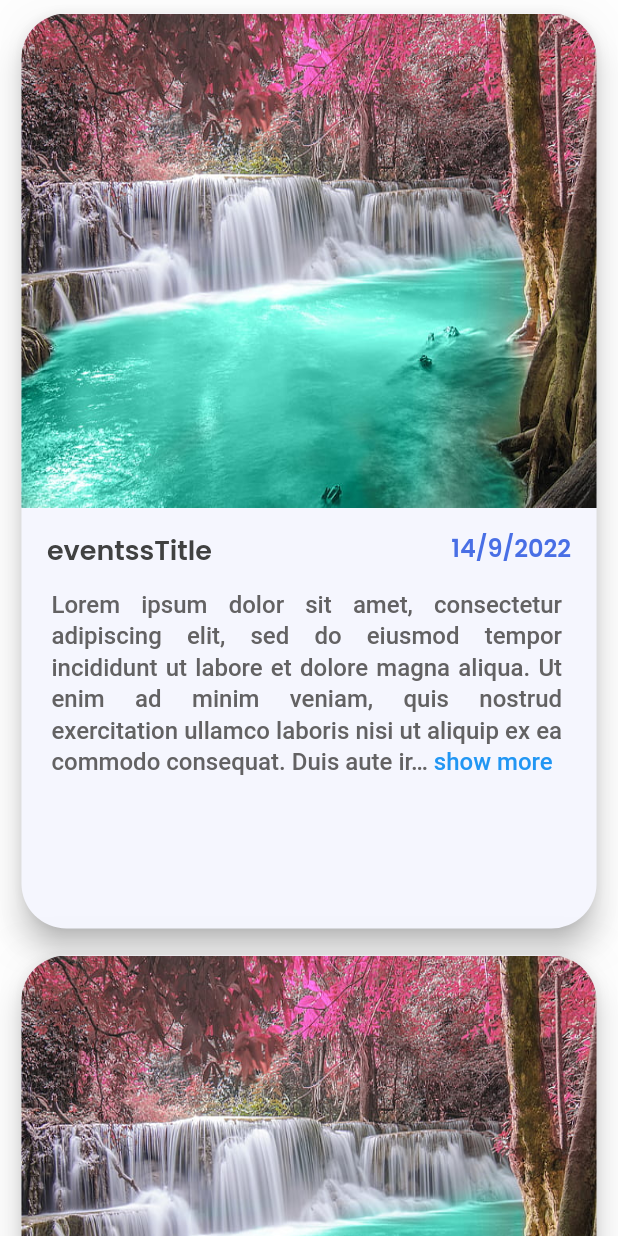
After one commit to shobhanoffl/infozyn2.0, a Flutter app: the Events screen opened directly, on a phone screen of 412 x 824 dp. The commit adds this screen. Run offline on Flutter 3.47's test engine with Material 2 defaults, Android fonts, the phone set to English and light mode, and no system bars; drawn by our look-alikes of expandable_text; our stand-ins replace carousel_slider, flutter_svg, flutter_swiper_plus.

```diff
--- a/lib/screens/Articles.dart
+++ b/lib/screens/Articles.dart
@@ -182,7 +182,7 @@ class _ArticlesState extends State<Articles> {
                       ],
                     ),
                   ),
-                  const Expanded(
+                  Expanded(
                       child: TabBarView(
                           physics: NeverScrollableScrollPhysics(),
                           children: [
--- /dev/null
+++ b/lib/screens/Events.dart
@@ -0,0 +1,73 @@
+import 'package:emag/theme/theme_constants.dart';
+import 'package:emag/widgets/EventWidget.dart';
+import 'package:flutter/material.dart';
+import 'package:expandable_text/expandable_text.dart';
+
+class Events extends StatefulWidget {
+  const Events({Key? key}) : super(key: key);
+
+  @override
+  State<Events> createState() => _EventsState();
+}
+
+class _EventsState extends State<Events> {
+  @override
+  Widget build(BuildContext context) {
+    return const Scaffold(backgroundColor: Colors.white, body: cont());
+  }
+}
+
+class cont extends StatefulWidget {
+  const cont({Key? key}) : super(key: key);
+
+  @override
+  State<cont> createState() => _contState();
+}
+
+class _contState extends State<cont> {
+  String eventTitle =
+      'Guest Lecture of Future of WorkGuest Lecture of Future of Work Guest Lecture of Future of WorkGuest Lecture of Future of WorkGuest Lecture of Future of Work';
+  bool isreadmore = false;
+  @override
+  Widget build(BuildContext context) {
+    return RawScrollbar(
+      controller: ScrollController(initialScrollOffset: 10.0),
+      thumbColor: Colors.blue,
+      // isAlwaysShown: true, //always show scrollbar
+      thickness: 7, //width of scrollbar
+      radius: const Radius.circular(50), //corner radius of scrollbar
+      scrollbarOrientation: ScrollbarOrientation.right,
+      crossAxisMargin: 2,
+
+      child: SingleChildScrollView(
+        controller: ScrollController(initialScrollOffset: 10.0),
+        child: Center(
+          child: Padding(
+            padding: const EdgeInsets.only(top: 15.0),
+            child: SingleChildScrollView(
+              controller: ScrollController(initialScrollOffset: 10.0),
+              child: Column(
+                mainAxisAlignment: MainAxisAlignment.start,
+                children: <Widget>[
+                  EventWidget(
+                    eventTitle: 'eventssTitle',
+                    eventContent:
+                        "Lorem ipsum dolor sit amet, consectetur adipiscing elit, sed do eiusmod tempor incididunt ut labore et dolore magna aliqua. Ut enim ad minim veniam, quis nostrud exercitation ullamco laboris nisi ut aliquip ex ea commodo consequat. Duis aute irure dolor in reprehenderit in voluptate velit esse cillum dolore eu fugiat nulla pariatur. Excepteur sint occaecat cupidatat non proident, sunt in culpa qui officia deserunt mollit anim id est laborum.",
+                  ),
+                  const SizedBox(
+                    height: 10,
+                  ),
+                  EventWidget(
+                    eventTitle: 'eventssTitle',
+                    eventContent:
+                        "Lorem ipsum dolor sit amet, consectetur adipiscing elit, sed do eiusmod tempor incididunt ut labore et dolore magna aliqua. Ut enim ad minim veniam, quis nostrud exercitation ullamco laboris nisi ut aliquip ex ea commodo consequat. Duis aute irure dolor in reprehenderit in voluptate velit esse cillum dolore eu fugiat nulla pariatur. Excepteur sint occaecat cupidatat non proident, sunt in culpa qui officia deserunt mollit anim id est laborum.",
+                  ),
+                ],
+              ),
+            ),
+          ),
+        ),
+      ),
+    );
+  }
+}
--- a/lib/screens/Redirector.dart
+++ b/lib/screens/Redirector.dart
@@ -1,4 +1,5 @@
 import 'package:emag/screens/Articles.dart';
+import 'package:emag/screens/Events.dart';
 import 'package:emag/screens/Leaderboard.dart';
 import 'package:flutter/material.dart';
 
--- /dev/null
+++ b/lib/widgets/EventWidget.dart
@@ -0,0 +1,125 @@
+import 'package:expandable_text/expandable_text.dart';
+import 'package:flutter/material.dart';
+
+import '../theme/theme_constants.dart';
+
+class EventWidget extends StatelessWidget {
+  String eventTitle =
+      'Guest Lecture of Future of WorkGuest Lecture of Future of Work Guest Lecture of Future of WorkGuest Lecture of Future of WorkGuest Lecture of Future of Work';
+  String eventContent =
+      "Lorem ipsum dolor sit amet, consectetur adipiscing elit, sed do eiusmod tempor incididunt ut labore et dolore magna aliqua. Ut enim ad minim veniam, quis nostrud exercitation ullamco laboris nisi ut aliquip ex ea commodo consequat. Duis aute irure dolor in reprehenderit in voluptate velit esse cillum dolore eu fugiat nulla pariatur. Excepteur sint occaecat cupidatat non proident, sunt in culpa qui officia deserunt mollit anim id est laborum.";
+  EventWidget({
+    super.key,
+    required this.eventTitle,
+    required this.eventContent,
+  });
+
+  bool isreadmore = false;
+
+  @override
+  Widget build(BuildContext context) {
+    return Container(
+      decoration: const BoxDecoration(boxShadow: [
+        BoxShadow(
+          color: Color.fromARGB(8, 0, 0, 0),
+          spreadRadius: 3,
+          blurRadius: 25,
+          offset: Offset(0, 3),
+        )
+      ]),
+      height: MediaQuery.of(context).size.height * 0.75,
+      width: MediaQuery.of(context).size.width * 0.95,
+      child: Card(
+        shape: const RoundedRectangleBorder(
+            borderRadius: BorderRadius.only(
+                topLeft: Radius.circular(30),
+                topRight: Radius.circular(30),
+                bottomLeft: Radius.circular(30),
+                bottomRight: Radius.circular(30))),
+        elevation: 8.0,
+        color: const Color.fromRGBO(245, 246, 254, 1),
+        child: Column(
+          children: <Widget>[
+            Container(
+              decoration: const BoxDecoration(
+                borderRadius: BorderRadius.only(
+                    topRight: Radius.circular(30),
+                    topLeft: Radius.circular(30)),
+                image: DecorationImage(
+                  image: AssetImage("assets/images/falls.jpg"),
+                  fit: BoxFit.fill,
+                ),
+              ),
+              height: MediaQuery.of(context).size.height * 0.4,
+              width: MediaQuery.of(context).size.width * 0.95,
+            ),
+            Padding(
+              padding: const EdgeInsets.fromLTRB(17, 15, 17, 0),
+              child: Row(
+                mainAxisAlignment: MainAxisAlignment.spaceBetween,
+                crossAxisAlignment: CrossAxisAlignment.start,
+                children: <Widget>[
+                  Container(
+                    width: 250,
+                    child: Text(
+                      eventTitle.length < 35
+                          ? eventTitle
+                          : '${eventTitle.substring(0, 40)}...',
+                      textAlign: TextAlign.start,
+                      style: const TextStyle(
+                        fontFamily: 'Poppins',
+                        color: fontColorDark,
+                        fontSize: fontSizeHeading2,
+                        fontWeight: FontWeight.bold,
+                      ),
+                    ),
+                  ),
+                  const Text(
+                    "14/9/2022",
+                    textAlign: TextAlign.end,
+                    style: TextStyle(
+                        fontFamily: 'Poppins',
+                        fontSize: fontSizeContent1,
+                        color: fontColorBlue,
+                        fontWeight: FontWeight.w600),
+                  ),
+                ],
+              ),
+            ),
+            Padding(
+              padding: const EdgeInsets.only(bottom: 5, left: 5, right: 8),
+              child: Container(
+                padding: const EdgeInsets.fromLTRB(15, 12, 15, 5),
+                alignment: Alignment.topCenter,
+                height: 145,
+                width: MediaQuery.of(context).size.width * 80,
+                child: Scrollbar(
+                  controller: ScrollController(initialScrollOffset: 10.0),
+                  scrollbarOrientation: ScrollbarOrientation.right,
+                  // isAlwaysShown: true,
+                  radius: const Radius.circular(20),
+                  child: SingleChildScrollView(
+                    controller: ScrollController(initialScrollOffset: 10.0),
+                    child: ExpandableText(
+                      textAlign: TextAlign.justify,
+                      eventContent,
+                      style: const TextStyle(
+                          height: 1.3,
+                          fontSize: fontSizeContent1,
+                          fontWeight: FontWeight.w500,
+                          color: fontColorLight),
+                      maxLines: 6,
+                      expandText: "show more",
+                      collapseText: "show less",
+                      linkColor: Colors.blue,
+                    ),
+                  ),
+                ),
+              ),
+            ),
+          ],
+        ),
+      ),
+    );
+  }
+}
--- a/pubspec.yaml
+++ b/pubspec.yaml
@@ -48,6 +48,11 @@ dependencies:
 
   # The best swiper(carousel) for flutter, with multiple layouts, infinite loop. Compatible with Android & iOS.
   flutter_swiper_plus: ^2.0.4
+
+  expandable_text: ^2.3.0
+  cloud_firestore: ^4.3.1
+  firebase_auth: ^4.2.5
+  firebase_storage: ^11.0.10
 
 dev_dependencies:
   flutter_test:
```
Also changed, not shown: lib/services/database.dart (added), pubspec.lock, 1 other file.
